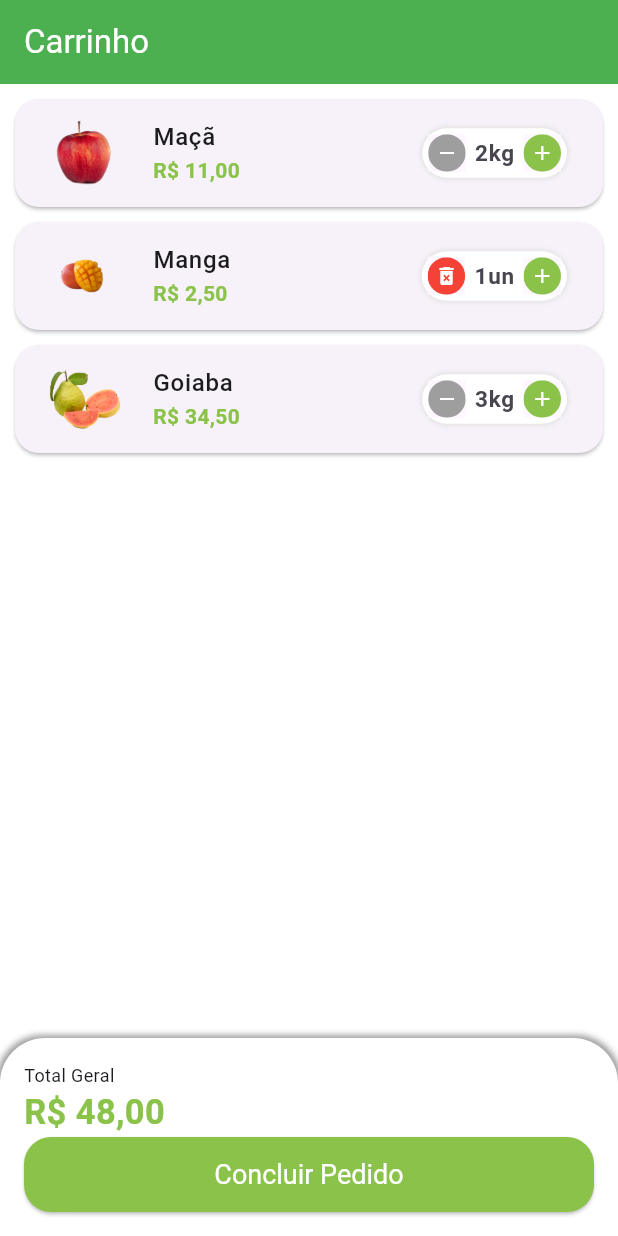
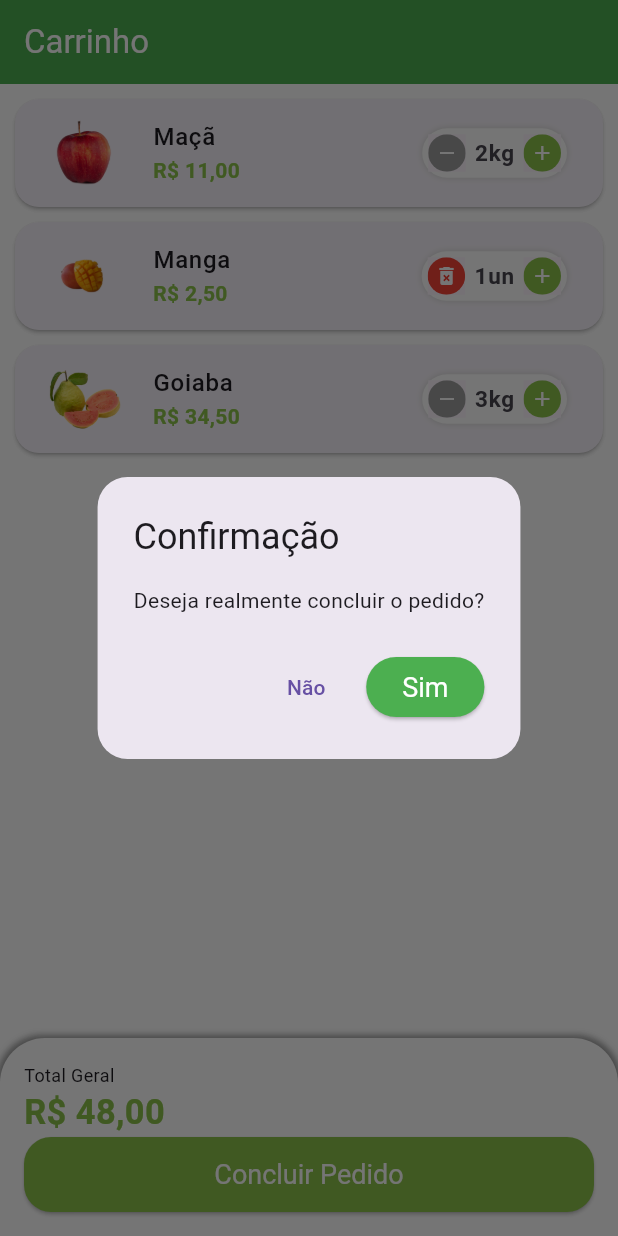
Before and after one commit to piedro404/quitanda-curso-flutter, a Flutter app: the CartTab screen opened directly, after a tap on "Concluir Pedido", on a phone screen of 412 x 824 dp. Run offline on Flutter 3.47's test engine with Material 3 defaults, Android fonts, the phone set to English and light mode, and no system bars; our stand-ins replace animated_text_kit, badges, mask_text_input_formatter; missing offline and left inert: dart:ffi.

Commit message:
feat: :seedling: Add Concluid Store in Cart

```diff
--- a/lib/src/pages/cart/cart_tab.dart
+++ b/lib/src/pages/cart/cart_tab.dart
@@ -85,7 +85,9 @@ class _CartTabState extends State<CartTab> {
                 SizedBox(
                   height: 50,
                   child: ElevatedButton(
-                    onPressed: () {},
+                    onPressed: () async {
+                      bool? result = await showOrderConfirmation();
+                    },
                     style: ElevatedButton.styleFrom(
                       backgroundColor: CustomColors.customSwatchColor,
                     ),
@@ -102,4 +104,38 @@ class _CartTabState extends State<CartTab> {
       ),
     );
   }
+
+  Future<bool?> showOrderConfirmation() {
+    return showDialog<bool>(
+      context: context,
+      builder: (context) {
+        return AlertDialog(
+          shape: RoundedRectangleBorder(
+            borderRadius: BorderRadius.circular(20),
+          ),
+          title: const Text('Confirmação'),
+          content: const Text('Deseja realmente concluir o pedido?'),
+          actions: [
+            TextButton(
+              onPressed: () {
+                Navigator.of(context).pop(false);
+              },
+              child: const Text('Não'),
+            ),
+            ElevatedButton(
+              style: ElevatedButton.styleFrom(
+                shape: RoundedRectangleBorder(
+                  borderRadius: BorderRadius.circular(20),
+                ),
+              ),
+              onPressed: () {
+                Navigator.of(context).pop(true);
+              },
+              child: const Text('Sim'),
+            ),
+          ],
+        );
+      },
+    );
+  }
 }
```
